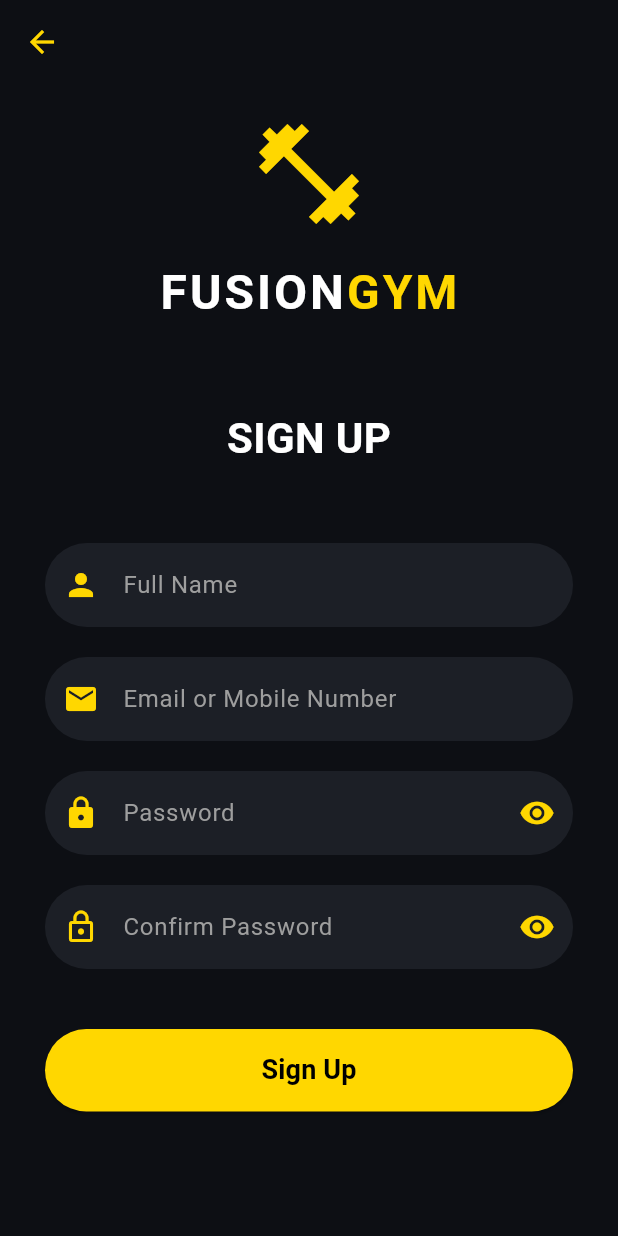
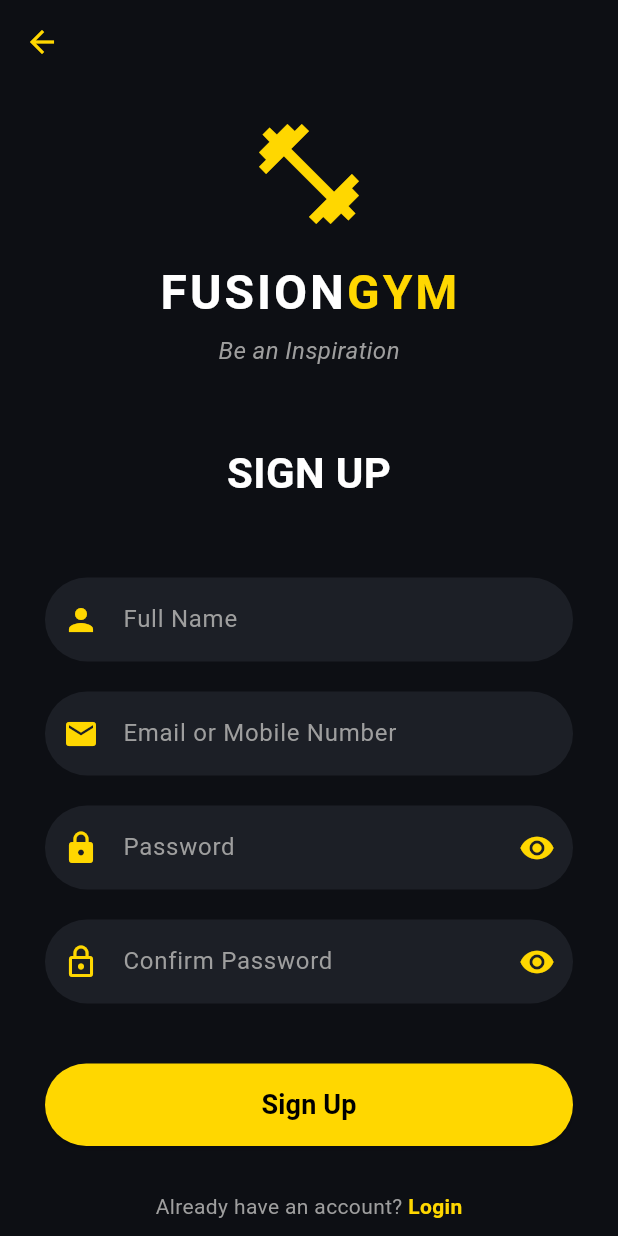
Before and after one commit to hafsaahmed3192-eng/gym_management, a Flutter app: the SignUpScreen screen opened directly, on a phone screen of 412 x 824 dp. Run offline on Flutter 3.47's test engine with Material 3 defaults, Android fonts, the phone set to English and light mode, and no system bars.

Commit message:
Signup and SignIN

```diff
--- a/lib/screens/login_screen.dart
+++ b/lib/screens/login_screen.dart
@@ -168,7 +168,7 @@ class LoginScreen extends StatelessWidget {
                   ],
                 ),
 
-                const SizedBox(height: 30),
+                const SizedBox(height: 60),
 
                 //////////////////////////////////////////////////////
                 /// LOGIN WITH
--- a/lib/screens/signup_screen.dart
+++ b/lib/screens/signup_screen.dart
@@ -109,6 +109,14 @@ class _SignUpScreenState extends State<SignUpScreen> {
                 ),
 
                 const SizedBox(height: 8),
+                const Text(
+                  "Be an Inspiration",
+                  style: TextStyle(
+                    color: Colors.grey,
+                    fontSize: 16,
+                    fontStyle: FontStyle.italic,
+                  ),
+                ),
 
 
 
@@ -254,6 +262,33 @@ class _SignUpScreenState extends State<SignUpScreen> {
                 ),
 
                 const SizedBox(height: 30),
+                //////////////////////////////////////////////////////
+                /// ALREADY HAVE ACCOUNT? LOGIN
+//////////////////////////////////////////////////////
+
+                Row(
+                  mainAxisAlignment: MainAxisAlignment.center,
+                  children: [
+                    const Text(
+                      "Already have an account? ",
+                      style: TextStyle(color: Colors.grey),
+                    ),
+                    GestureDetector(
+                      onTap: () {
+                        Navigator.pop(context); // Goes back to Login screen
+                      },
+                      child: const Text(
+                        "Login",
+                        style: TextStyle(
+                          color: Color(0xFFFFD700),
+                          fontWeight: FontWeight.bold,
+                        ),
+                      ),
+                    ),
+                  ],
+                ),
+
+                const SizedBox(height: 20),
               ],
             ),
           ),
```
